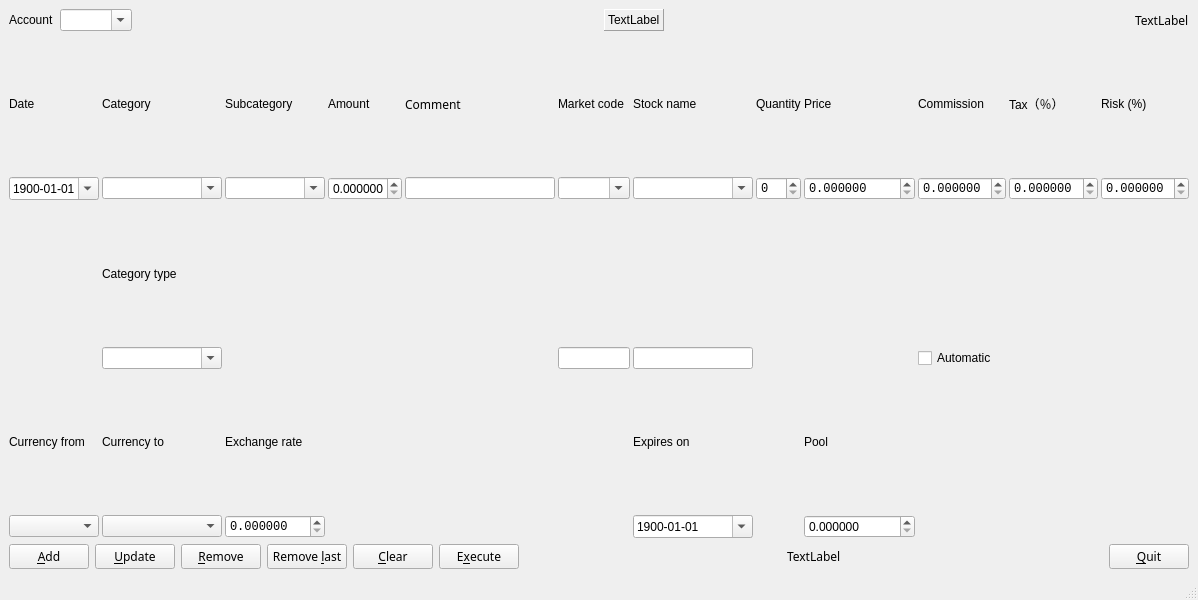
This is lisa/pyqt/viewpyqt.ui in rockwolf/python as Qt 5 draws it before an edit. The edited form follows.
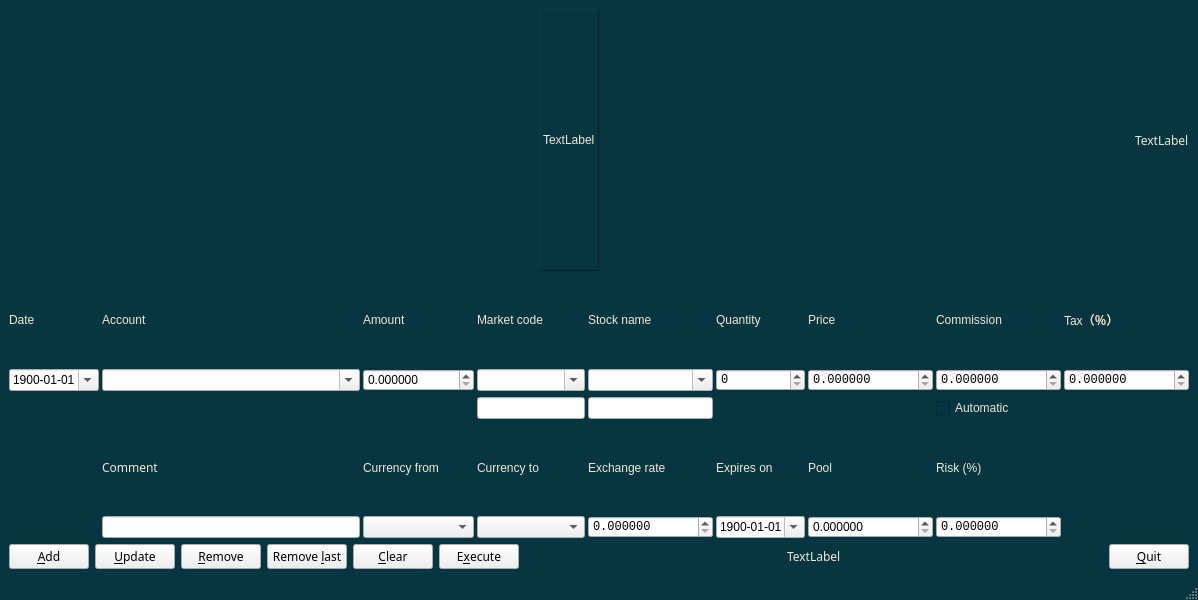
This is the edited form.

```diff
--- a/lisa/pyqt/viewpyqt.ui
+++ b/lisa/pyqt/viewpyqt.ui
@@ -13,6 +13,113 @@
   <property name="windowTitle">
    <string>MainWindow</string>
   </property>
+  <property name="styleSheet">
+   <string notr="true">#MainWindow
+{
+	background: #073642;
+    color: #eee8d5;
+}
+#lbl_check
+{
+	background: #073642;
+    color: #eee8d5;
+}
+#lbl_infofinance
+{
+	background: #073642;
+    color: #eee8d5;
+}
+#lbl_date
+{
+	background: #073642;
+    color: #eee8d5;
+}
+#lbl_account
+{
+	background: #073642;
+    color: #eee8d5;
+}
+#lbl_amount
+{
+	background: #073642;
+    color: #eee8d5;
+}
+#lbl_marketcode
+{
+	background: #073642;
+    color: #eee8d5;
+}
+#lbl_stockname
+{
+	background: #073642;
+    color: #eee8d5;
+}
+#lbl_quantity
+{
+	background: #073642;
+    color: #eee8d5;
+}
+#lbl_price
+{
+	background: #073642;
+    color: #eee8d5;
+}
+#lbl_commission
+{
+	background: #073642;
+    color: #eee8d5;
+}
+#lbl_tax
+{
+	background: #073642;
+    color: #eee8d5;
+}
+#lbl_comment
+{
+	background: #073642;
+    color: #eee8d5;
+}
+#lbl_currency_from
+{
+	background: #073642;
+    color: #eee8d5;
+}
+#lbl_currency_to
+{
+	background: #073642;
+    color: #eee8d5;
+}
+#lbl_exchange_rate
+{
+	background: #073642;
+    color: #eee8d5;
+}
+#lbl_expiration
+{
+	background: #073642;
+    color: #eee8d5;
+}
+#lbl_pool
+{
+	background: #073642;
+    color: #eee8d5;
+}
+#chk_manual_commission
+{
+	background: #073642;
+    color: #eee8d5;
+}
+#lbl_risk
+{
+	background: #073642;
+    color: #eee8d5;
+}
+#lbl_infodetails
+{
+	background: #073642;
+    color: #eee8d5;
+}</string>
+  </property>
   <widget class="QWidget" name="centralwidget">
    <layout class="QGridLayout" name="gridLayout_2">
     <item row="0" column="0">
@@ -48,16 +155,6 @@
           </property>
          </widget>
         </item>
-        <item row="0" column="3">
-         <widget class="QComboBox" name="cmb_account">
-          <property name="inputMethodHints">
-           <set>Qt::ImhLowercaseOnly</set>
-          </property>
-          <property name="editable">
-           <bool>true</bool>
-          </property>
-         </widget>
-        </item>
         <item row="0" column="8">
          <widget class="QLabel" name="lbl_infofinance">
           <property name="font">
@@ -70,13 +167,6 @@
           </property>
          </widget>
         </item>
-        <item row="0" column="2">
-         <widget class="QLabel" name="lbl_account">
-          <property name="text">
-           <string>Account</string>
-          </property>
-         </widget>
-        </item>
         <item row="0" column="4">
          <spacer name="horizontalSpacer">
           <property name="orientation">
@@ -93,10 +183,32 @@
        </layout>
       </item>
       <item>
-       <layout class="QGridLayout" name="gridLayout">
+       <layout class="QGridLayout" name="gridLayout" columnstretch="0,1,0,0,0,0,0,0,0,0,0,0">
         <property name="horizontalSpacing">
          <number>3</number>
         </property>
+        <item row="1" column="2">
+         <widget class="QDoubleSpinBox" name="spn_amount">
+          <property name="minimumSize">
+           <size>
+            <width>70</width>
+            <height>0</height>
+           </size>
+          </property>
+          <property name="locale">
+           <locale language="C" country="AnyCountry"/>
+          </property>
+          <property name="decimals">
+           <number>6</number>
+          </property>
+          <property name="maximum">
+           <double>999999.999998999992386</double>
+          </property>
+          <property name="value">
+           <double>0.000000000000000</double>
+          </property>
+         </widget>
+        </item>
         <item row="1" column="8">
          <widget class="QDoubleSpinBox" name="spn_price">
           <property name="minimumSize">
@@ -128,39 +240,6 @@
           </property>
          </widget>
         </item>
-        <item row="0" column="1">
-         <widget class="QLabel" name="lbl_category">
-          <property name="text">
-           <string>Category</string>
-          </property>
-         </widget>
-        </item>
-        <item row="0" column="2">
-         <widget class="QLabel" name="lbl_subcategory">
-          <property name="text">
-           <string>Subcategory</string>
-          </property>
-         </widget>
-        </item>
-        <item row="0" column="3">
-         <widget class="QLabel" name="lbl_amount">
-          <property name="text">
-           <string>Amount</string>
-          </property>
-         </widget>
-        </item>
-        <item row="0" column="4">
-         <widget class="QLabel" name="lbl_comment">
-          <property name="font">
-           <font>
-            <family>Envy Code R</family>
-           </font>
-          </property>
-          <property name="text">
-           <string>Comment</string>
-          </property>
-         </widget>
-        </item>
         <item row="0" column="5">
          <widget class="QLabel" name="lbl_marketcode">
           <property name="text">
@@ -203,14 +282,17 @@
           </property>
          </widget>
         </item>
-        <item row="0" column="11">
-         <widget class="QLabel" name="lbl_risk">
-          <property name="text">
-           <string>Risk (%)</string>
-          </property>
-         </widget>
-        </item>
         <item row="5" column="8">
+         <widget class="QDoubleSpinBox" name="spn_pool">
+          <property name="decimals">
+           <number>6</number>
+          </property>
+          <property name="maximum">
+           <double>999999.999998999992386</double>
+          </property>
+         </widget>
+        </item>
+        <item row="4" column="8">
          <widget class="QLabel" name="lbl_pool">
           <property name="text">
            <string>Pool</string>
@@ -240,79 +322,6 @@
           </property>
          </widget>
         </item>
-        <item row="1" column="1">
-         <widget class="QComboBox" name="cmb_category">
-          <property name="minimumSize">
-           <size>
-            <width>120</width>
-            <height>0</height>
-           </size>
-          </property>
-          <property name="inputMethodHints">
-           <set>Qt::ImhLowercaseOnly</set>
-          </property>
-          <property name="editable">
-           <bool>true</bool>
-          </property>
-         </widget>
-        </item>
-        <item row="1" column="2">
-         <widget class="QComboBox" name="cmb_subcategory">
-          <property name="minimumSize">
-           <size>
-            <width>100</width>
-            <height>0</height>
-           </size>
-          </property>
-          <property name="maximumSize">
-           <size>
-            <width>16777215</width>
-            <height>16777215</height>
-           </size>
-          </property>
-          <property name="inputMethodHints">
-           <set>Qt::ImhLowercaseOnly</set>
-          </property>
-          <property name="editable">
-           <bool>true</bool>
-          </property>
-         </widget>
-        </item>
-        <item row="1" column="3">
-         <widget class="QDoubleSpinBox" name="spn_amount">
-          <property name="minimumSize">
-           <size>
-            <width>70</width>
-            <height>0</height>
-           </size>
-          </property>
-          <property name="locale">
-           <locale language="C" country="AnyCountry"/>
-          </property>
-          <property name="decimals">
-           <number>6</number>
-          </property>
-          <property name="maximum">
-           <double>999999.999998999992386</double>
-          </property>
-          <property name="value">
-           <double>0.000000000000000</double>
-          </property>
-         </widget>
-        </item>
-        <item row="1" column="4">
-         <widget class="QLineEdit" name="txt_comment">
-          <property name="enabled">
-           <bool>true</bool>
-          </property>
-          <property name="minimumSize">
-           <size>
-            <width>150</width>
-            <height>0</height>
-           </size>
-          </property>
-         </widget>
-        </item>
         <item row="1" column="5">
          <widget class="QComboBox" name="cmb_market_code">
           <property name="inputMethodHints">
@@ -408,44 +417,44 @@
           </property>
          </widget>
         </item>
-        <item row="1" column="11">
-         <widget class="QDoubleSpinBox" name="spn_risk">
-          <property name="minimumSize">
-           <size>
-            <width>10</width>
-            <height>0</height>
-           </size>
-          </property>
-          <property name="font">
-           <font>
-            <family>Liberation Mono</family>
-           </font>
-          </property>
-          <property name="locale">
-           <locale language="C" country="AnyCountry"/>
-          </property>
-          <property name="decimals">
-           <number>6</number>
-          </property>
-          <property name="maximum">
-           <double>999999.999998999992386</double>
-          </property>
-         </widget>
-        </item>
-        <item row="4" column="5">
+        <item row="3" column="5">
          <widget class="QLineEdit" name="txt_market_description"/>
         </item>
-        <item row="4" column="6">
+        <item row="3" column="6">
          <widget class="QLineEdit" name="txt_stock_description"/>
         </item>
-        <item row="5" column="0">
+        <item row="1" column="1">
+         <widget class="QComboBox" name="cmb_account">
+          <property name="inputMethodHints">
+           <set>Qt::ImhLowercaseOnly</set>
+          </property>
+          <property name="editable">
+           <bool>true</bool>
+          </property>
+         </widget>
+        </item>
+        <item row="0" column="2">
+         <widget class="QLabel" name="lbl_amount">
+          <property name="text">
+           <string>Amount</string>
+          </property>
+         </widget>
+        </item>
+        <item row="0" column="1">
+         <widget class="QLabel" name="lbl_account">
+          <property name="text">
+           <string>Account</string>
+          </property>
+         </widget>
+        </item>
+        <item row="4" column="2">
          <widget class="QLabel" name="lbl_currency_from">
           <property name="text">
            <string>Currency from</string>
           </property>
          </widget>
         </item>
-        <item row="6" column="0">
+        <item row="5" column="2">
          <widget class="QComboBox" name="cmb_currency_from">
           <property name="minimumSize">
            <size>
@@ -461,7 +470,38 @@
           </property>
          </widget>
         </item>
+        <item row="5" column="9">
+         <widget class="QDoubleSpinBox" name="spn_risk">
+          <property name="minimumSize">
+           <size>
+            <width>10</width>
+            <height>0</height>
+           </size>
+          </property>
+          <property name="font">
+           <font>
+            <family>Liberation Mono</family>
+           </font>
+          </property>
+          <property name="locale">
+           <locale language="C" country="AnyCountry"/>
+          </property>
+          <property name="decimals">
+           <number>6</number>
+          </property>
+          <property name="maximum">
+           <double>999999.999998999992386</double>
+          </property>
+         </widget>
+        </item>
         <item row="4" column="9">
+         <widget class="QLabel" name="lbl_risk">
+          <property name="text">
+           <string>Risk (%)</string>
+          </property>
+         </widget>
+        </item>
+        <item row="3" column="9">
          <widget class="QCheckBox" name="chk_manual_commission">
           <property name="text">
            <string>Automatic</string>
@@ -471,7 +511,7 @@
           </property>
          </widget>
         </item>
-        <item row="5" column="6">
+        <item row="4" column="7">
          <widget class="QLabel" name="lbl_expiration">
           <property name="frameShape">
            <enum>QFrame::NoFrame</enum>
@@ -481,7 +521,7 @@
           </property>
          </widget>
         </item>
-        <item row="6" column="6">
+        <item row="5" column="7">
          <widget class="QDateEdit" name="dt_expiration">
           <property name="dateTime">
            <datetime>
@@ -508,24 +548,14 @@
           </property>
          </widget>
         </item>
-        <item row="6" column="8">
-         <widget class="QDoubleSpinBox" name="spn_pool">
-          <property name="decimals">
-           <number>6</number>
-          </property>
-          <property name="maximum">
-           <double>999999.999998999992386</double>
-          </property>
-         </widget>
-        </item>
-        <item row="5" column="2">
+        <item row="4" column="6">
          <widget class="QLabel" name="lbl_exchange_rate">
           <property name="text">
            <string>Exchange rate</string>
           </property>
          </widget>
         </item>
-        <item row="6" column="2">
+        <item row="5" column="6">
          <widget class="QDoubleSpinBox" name="spn_exchange_rate">
           <property name="minimumSize">
            <size>
@@ -549,27 +579,38 @@
           </property>
          </widget>
         </item>
-        <item row="5" column="1">
+        <item row="4" column="5">
          <widget class="QLabel" name="lbl_currency_to">
           <property name="text">
            <string>Currency to</string>
           </property>
          </widget>
         </item>
-        <item row="6" column="1">
+        <item row="5" column="5">
          <widget class="QComboBox" name="cmb_currency_to"/>
         </item>
-        <item row="2" column="1">
-         <widget class="QLabel" name="lbl_category_type">
-          <property name="text">
-           <string>Category type</string>
+        <item row="5" column="1">
+         <widget class="QLineEdit" name="txt_comment">
+          <property name="enabled">
+           <bool>true</bool>
+          </property>
+          <property name="minimumSize">
+           <size>
+            <width>150</width>
+            <height>0</height>
+           </size>
           </property>
          </widget>
         </item>
         <item row="4" column="1">
-         <widget class="QComboBox" name="cmb_category_type">
-          <property name="editable">
-           <bool>true</bool>
+         <widget class="QLabel" name="lbl_comment">
+          <property name="font">
+           <font>
+            <family>Envy Code R</family>
+           </font>
+          </property>
+          <property name="text">
+           <string>Comment</string>
           </property>
          </widget>
         </item>
```
Left out of the diff: 10 changed lines with no effect on the pictures.
